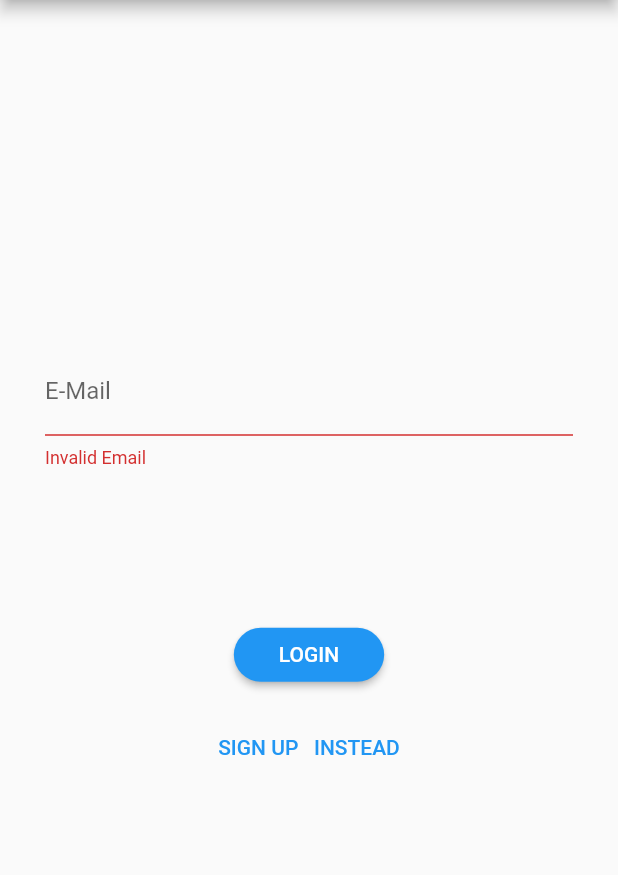
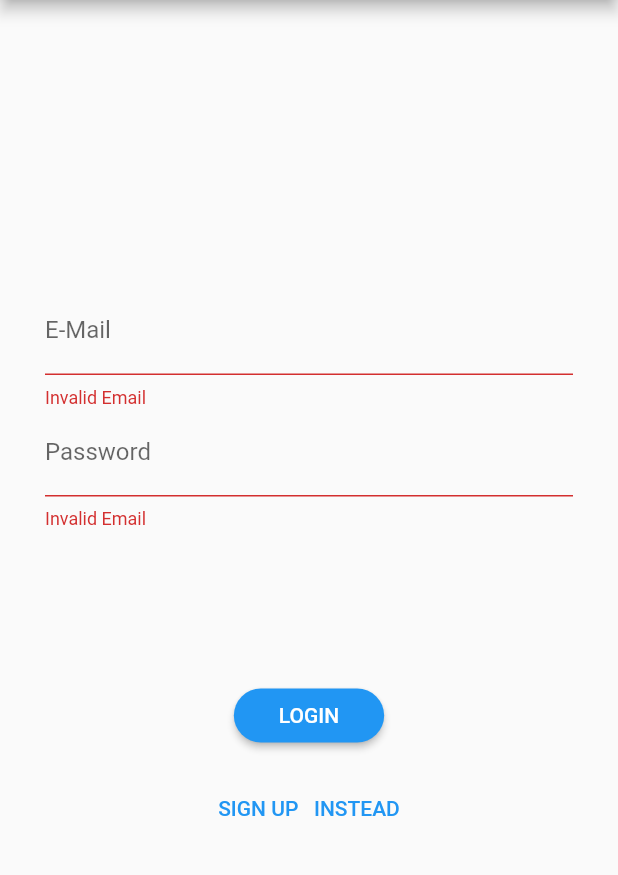
Before and after one commit to Devsaci/textformfield, a Flutter app: the screen it shows after launch, after a tap on "LOGIN", on a phone screen of 412 x 824 dp, the part 84-959 px from its top. Run offline on Flutter 3.47's test engine with Material 2 defaults, Android fonts, the phone set to English and light mode, and no system bars.

Commit message:
TextFormField/Password

```diff
--- a/lib/main.dart
+++ b/lib/main.dart
@@ -79,6 +79,21 @@ class _MyHomePageState extends State<MyHomePage> {
                     print(_authData['email']);
                   },
                 ),
+                TextFormField(
+                  // ignore: prefer_const_constructors
+                  decoration: InputDecoration(labelText: "Password"),
+                  keyboardType: TextInputType.emailAddress,
+                  validator: (val) {
+                    if (val == null || val.isEmpty || !val.contains("@")) {
+                      return 'Invalid Email';
+                    }
+                    return null;
+                  },
+                  onSaved: (val) {
+                    _authData['email'] = val;
+                    print(_authData['email']);
+                  },
+                ),
                 const SizedBox(
                   height: 100,
                 ),
```
